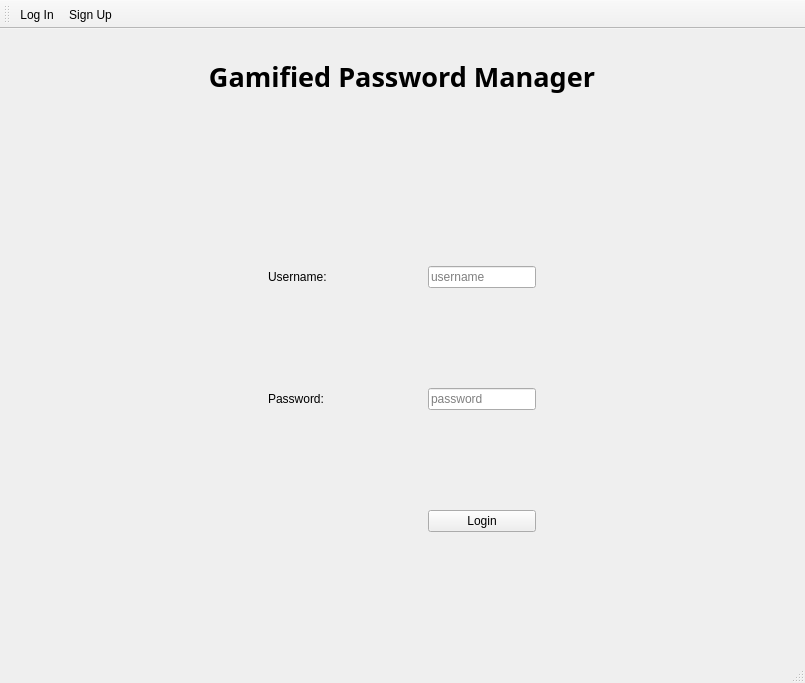
Qt form PWManager/PWManager.ui (laramirezmancill0207/Game-Password-Manager) before a commit.
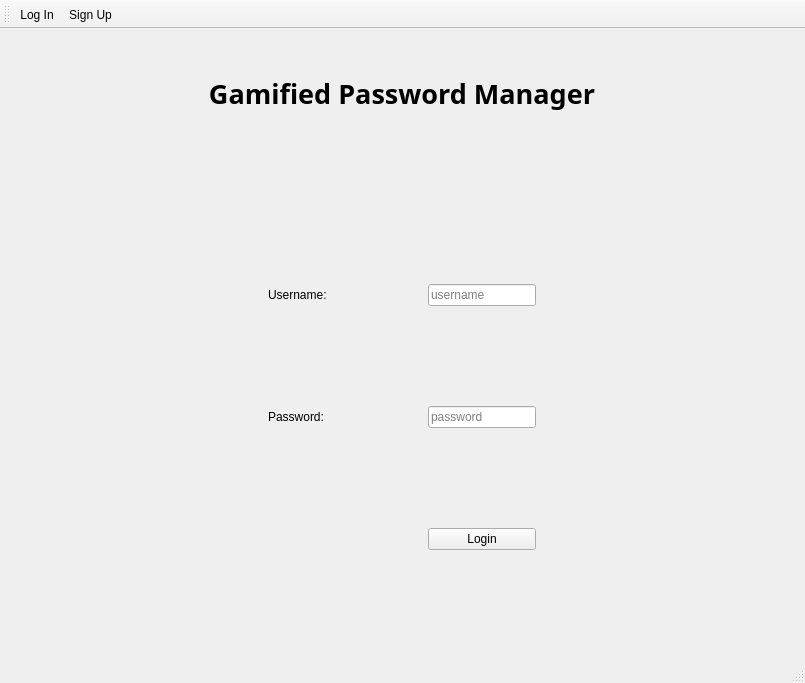
The same form after that commit.

Commit message:
feature to add new account for pw manager
added accounts.h and cpp to manage adding new accounts to the password manager

```diff
--- a/PWManager/PWManager.ui
+++ b/PWManager/PWManager.ui
@@ -41,14 +41,14 @@
       </property>
       <property name="minimumSize">
        <size>
-        <width>200</width>
-        <height>40</height>
+        <width>250</width>
+        <height>60</height>
        </size>
       </property>
       <property name="maximumSize">
        <size>
-        <width>100</width>
-        <height>40</height>
+        <width>250</width>
+        <height>60</height>
        </size>
       </property>
       <property name="baseSize">
@@ -57,6 +57,9 @@
         <height>0</height>
        </size>
       </property>
+      <property name="styleSheet">
+       <string notr="true">QLabel { color : red; }</string>
+      </property>
       <property name="frameShape">
        <enum>QFrame::NoFrame</enum>
       </property>
@@ -89,10 +92,13 @@
       <property name="orientation">
        <enum>Qt::Vertical</enum>
       </property>
+      <property name="sizeType">
+       <enum>QSizePolicy::Expanding</enum>
+      </property>
       <property name="sizeHint" stdset="0">
        <size>
-        <width>20</width>
-        <height>40</height>
+        <width>0</width>
+        <height>100</height>
        </size>
       </property>
      </spacer>
```
The commit also changes 29 other files.
